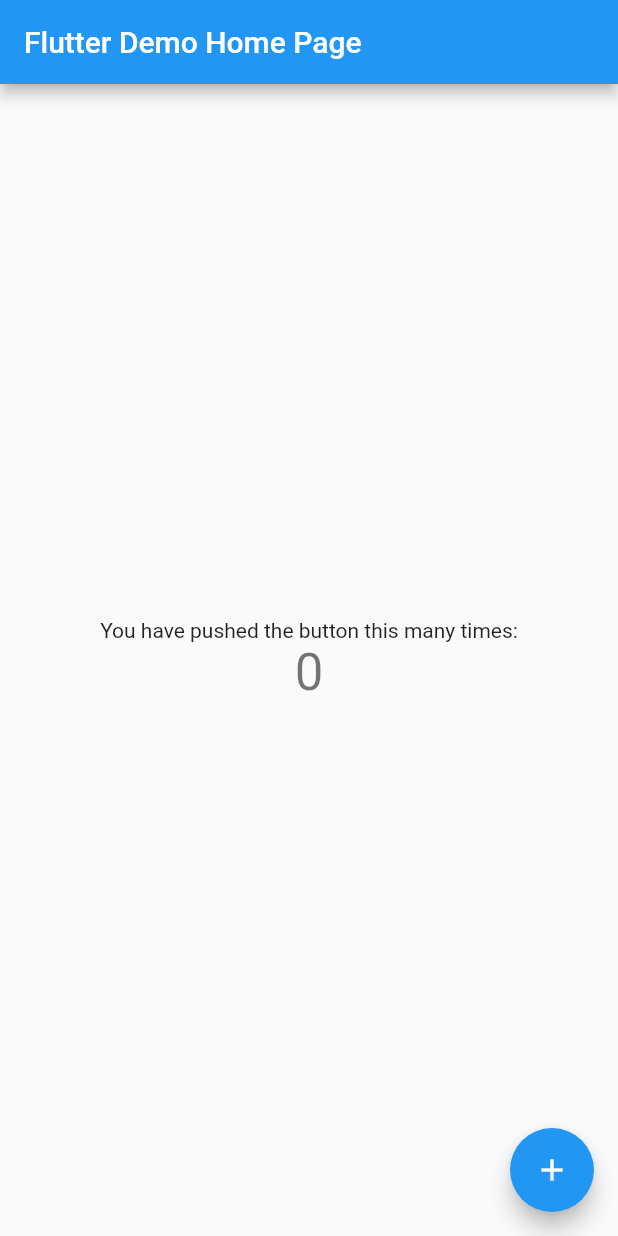
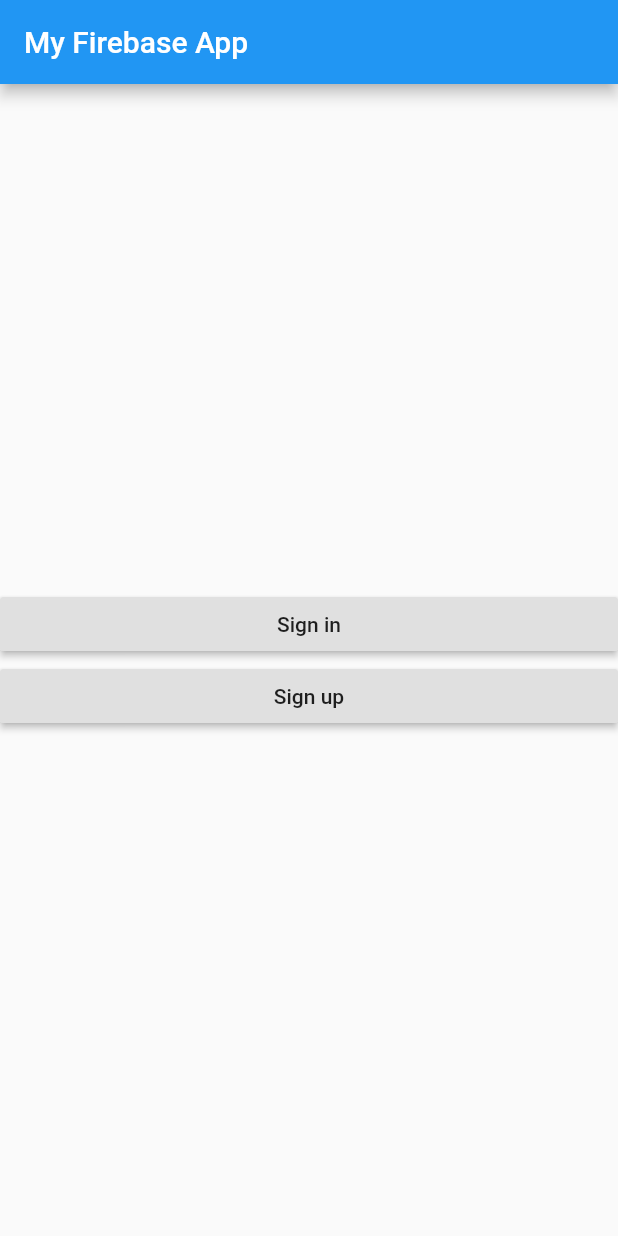
Before and after one commit to dchandrani/flutter_firebase_auth, a Flutter app: the screen it shows after launch, on a phone screen of 412 x 824 dp. Run offline on Flutter 3.47's test engine with Material 2 defaults, Android fonts, the phone set to English and light mode, and no system bars; our stand-ins replace firebase_auth; accounts and stored records are empty.

Commit message:
Added firebase support to android and implemented login and register

```diff
--- a/lib/main.dart
+++ b/lib/main.dart
@@ -1,4 +1,5 @@
 import 'package:flutter/material.dart';
+import './screens/welcome_screen.dart';
 
 void main() => runApp(MyApp());
 
@@ -7,105 +8,11 @@
   @override
   Widget build(BuildContext context) {
     return MaterialApp(
-      title: 'Flutter Demo',
+      title: 'Flutter Firebase Auth',
       theme: ThemeData(
-        // This is the theme of your application.
-        //
-        // Try running your application with "flutter run". You'll see the
-        // application has a blue toolbar. Then, without quitting the app, try
-        // changing the primarySwatch below to Colors.green and then invoke
-        // "hot reload" (press "r" in the console where you ran "flutter run",
-        // or simply save your changes to "hot reload" in a Flutter IDE).
-        // Notice that the counter didn't reset back to zero; the application
-        // is not restarted.
         primarySwatch: Colors.blue,
       ),
-      home: MyHomePage(title: 'Flutter Demo Home Page'),
+      home: WelcomeScreen(),
     );
   }
 }
-
-class MyHomePage extends StatefulWidget {
-  MyHomePage({Key key, this.title}) : super(key: key);
-
-  // This widget is the home page of your application. It is stateful, meaning
-  // that it has a State object (defined below) that contains fields that affect
-  // how it looks.
-
-  // This class is the configuration for the state. It holds the values (in this
-  // case the title) provided by the parent (in this case the App widget) and
-  // used by the build method of the State. Fields in a Widget subclass are
-  // always marked "final".
-
-  final String title;
-
-  @override
-  _MyHomePageState createState() => _MyHomePageState();
-}
-
-class _MyHomePageState extends State<MyHomePage> {
-  int _counter = 0;
-
-  void _incrementCounter() {
-    setState(() {
-      // This call to setState tells the Flutter framework that something has
-      // changed in this State, which causes it to rerun the build method below
-      // so that the display can reflect the updated values. If we changed
-      // _counter without calling setState(), then the build method would not be
-      // called again, and so nothing would appear to happen.
-      _counter++;
-    });
-  }
-
-  @override
-  Widget build(BuildContext context) {
-    // This method is rerun every time setState is called, for instance as done
-    // by the _incrementCounter method above.
-    //
-    // The Flutter framework has been optimized to make rerunning build methods
-    // fast, so that you can just rebuild anything that needs updating rather
-    // than having to individually change instances of widgets.
-    return Scaffold(
-      appBar: AppBar(
-        // Here we take the value from the MyHomePage object that was created by
-        // the App.build method, and use it to set our appbar title.
-        title: Text(widget.title),
-      ),
-      body: Center(
-        // Center is a layout widget. It takes a single child and positions it
-        // in the middle of the parent.
-        child: Column(
-          // Column is also a layout widget. It takes a list of children and
-          // arranges them vertically. By default, it sizes itself to fit its
-          // children horizontally, and tries to be as tall as its parent.
-          //
-          // Invoke "debug painting" (press "p" in the console, choose the
-          // "Toggle Debug Paint" action from the Flutter Inspector in Android
-          // Studio, or the "Toggle Debug Paint" command in Visual Studio Code)
-          // to see the wireframe for each widget.
-          //
-          // Column has various properties to control how it sizes itself and
-          // how it positions its children. Here we use mainAxisAlignment to
-          // center the children vertically; the main axis here is the vertical
-          // axis because Columns are vertical (the cross axis would be
-          // horizontal).
-          mainAxisAlignment: MainAxisAlignment.center,
-          children: <Widget>[
-            Text(
-              'You have pushed the button this many times:',
-            ),
-            Text(
-              '$_counter',
-              style: Theme.of(context).textTheme.headline4,
-            ),
-          ],
-        ),
-      ),
-      floatingActionButton: FloatingActionButton(
-        onPressed: _incrementCounter,
-        tooltip: 'Increment',
-        child: Icon(Icons.add),
-      ), // This trailing comma makes auto-formatting nicer for build methods.
-    );
-  }
-}
--- /dev/null
+++ b/lib/screens/welcome_screen.dart
@@ -0,0 +1,53 @@
+import 'package:flutter/material.dart';
+import '../screens/signin_screen.dart';
+import '../screens/signup_screen.dart';
+
+class WelcomeScreen extends StatefulWidget {
+  @override
+  _WelcomeScreenState createState() => _WelcomeScreenState();
+}
+
+class _WelcomeScreenState extends State<WelcomeScreen> {
+  @override
+  Widget build(BuildContext context) {
+    return Scaffold(
+      appBar: AppBar(
+        title: Text('My Firebase App'),
+      ),
+      body: Column(
+        crossAxisAlignment: CrossAxisAlignment.stretch,
+        mainAxisAlignment: MainAxisAlignment.center,
+        children: <Widget>[
+          RaisedButton(
+            onPressed: navigateToSignIn,
+            child: Text('Sign in'),
+          ),
+          RaisedButton(
+            onPressed: navigateToSignUp,
+            child: Text('Sign up'),
+          )
+        ],
+      ),
+    );
+  }
+
+  void navigateToSignIn() {
+    Navigator.push(
+      context,
+      MaterialPageRoute(
+        builder: (_) => SignInScreen(),
+        fullscreenDialog: true,
+      ),
+    );
+  }
+
+  void navigateToSignUp() {
+    Navigator.push(
+      context,
+      MaterialPageRoute(
+        builder: (_) => SignupScreen(),
+        fullscreenDialog: true,
+      ),
+    );
+  }
+}
--- a/pubspec.yaml
+++ b/pubspec.yaml
@@ -24,6 +24,7 @@
   # The following adds the Cupertino Icons font to your application.
   # Use with the CupertinoIcons class for iOS style icons.
   cupertino_icons: ^0.1.3
+  firebase_auth: ^0.15.4
 
 dev_dependencies:
   flutter_test:
```
Also changed, not shown: lib/screens/home_screen.dart (added, +17 -0 lines), lib/screens/signin_screen.dart (added, +66 -0 lines), lib/screens/signup_screen.dart (added, +66 -0 lines), pubspec.lock, 8 other files.
